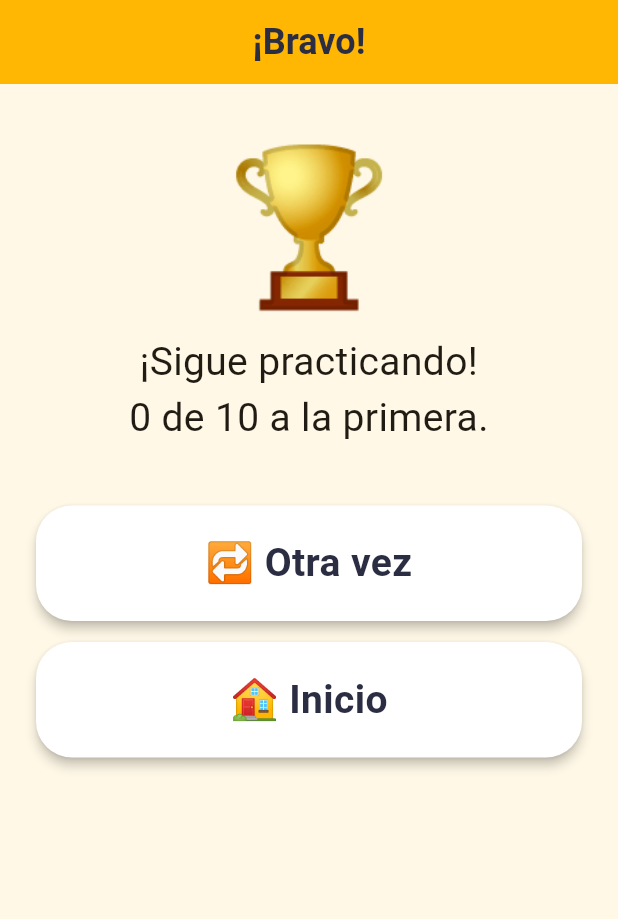
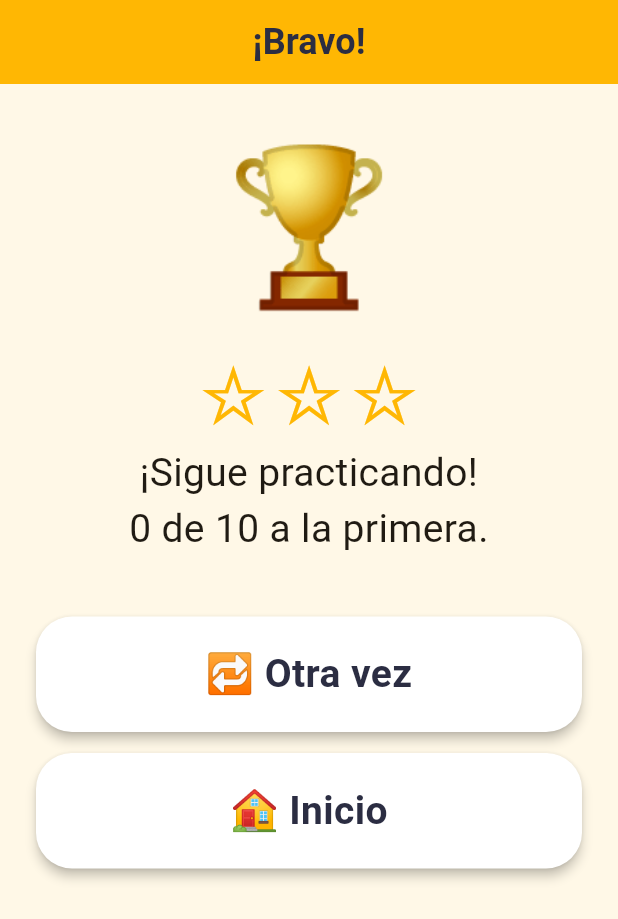
Before and after one commit to VL4N/Infantil, a Flutter app: the ResultScreen screen opened directly with empty values, on a phone screen of 412 x 824 dp. Shown: the top 919 px of the screen. Run offline on Flutter 3.47's test engine with Material 3 defaults, Android fonts, the phone set to English and light mode, and no system bars; our stand-ins replace flutter_tts, google_mobile_ads, in_app_purchase, shared_preferences; accounts and stored records are empty; network calls fail.

Commit message:
Save stars per level and topic, show them in the menu, vary wrong answers
Each game now earns 0-3 stars from first-try answers. The best result per
addition level and English topic is saved and shown on its menu button and
on the result screen. Wrong addition options now include the addends and
values on both sides of the sum, so the right answer is not always the
middle one.

Co-Authored-By: Claude Opus 5.5 <noreply@anthropic.com>
Claude-Session: https://claude.ai/code/session_01GHEmfvE9RiJjtq8QWzqWW1

```diff
--- a/lib/logic/content.dart
+++ b/lib/logic/content.dart
@@ -27,3 +27,7 @@ const topics = [
 ];
 
 const mathLevels = [(5, '🐣 Hasta 5'), (10, '🐥 Hasta 10'), (20, '🦅 Hasta 20')];
+
+/// Claves para guardar el progreso de cada nivel de suma y tema de inglés.
+String mathKey(int max) => 'suma-$max';
+String topicKey(Topic topic) => 'ingles-${topic.key}';
--- a/lib/screens/menu_screen.dart
+++ b/lib/screens/menu_screen.dart
@@ -93,9 +93,10 @@ class MathLevelsScreen extends StatelessWidget {
               BigButton(
                 label: label,
                 locked: !state.canPlayMath(max),
+                stars: state.canPlayMath(max) ? state.bestFor(mathKey(max)) : null,
                 onTap: () => state.canPlayMath(max)
                     ? Navigator.push(context, MaterialPageRoute(
-                        builder: (_) => GameScreen(title: 'Sumar', makeQuestion: (r) => additionQuestion(r, max)),
+                        builder: (_) => GameScreen(title: 'Sumar', progressKey: mathKey(max), makeQuestion: (r) => additionQuestion(r, max)),
                       ))
                     : _lockedTap(context),
               ),
@@ -126,9 +127,10 @@ class EnglishTopicsScreen extends StatelessWidget {
               BigButton(
                 label: topic.label,
                 locked: !state.canPlayTopic(topic.key),
+                stars: state.canPlayTopic(topic.key) ? state.bestFor(topicKey(topic)) : null,
                 onTap: () => state.canPlayTopic(topic.key)
                     ? Navigator.push(context, MaterialPageRoute(
-                        builder: (_) => GameScreen(title: 'Inglés', makeQuestion: (r) => englishQuestion(r, topic)),
+                        builder: (_) => GameScreen(title: 'Inglés', progressKey: topicKey(topic), makeQuestion: (r) => englishQuestion(r, topic)),
                       ))
                     : _lockedTap(context),
               ),
--- a/lib/screens/result_screen.dart
+++ b/lib/screens/result_screen.dart
@@ -6,10 +6,21 @@ import '../services/voice.dart';
 import '../theme.dart';
 
 class ResultScreen extends StatefulWidget {
-  const ResultScreen({super.key, required this.correct, required this.english, required this.playAgain});
+  const ResultScreen({
+    super.key,
+    required this.correct,
+    required this.english,
+    required this.earned,
+    required this.previousBest,
+    required this.playAgain,
+  });
 
   final int correct;
   final bool english;
+
+  /// Estrellas de esta partida (0 a 3) y el mejor resultado que había antes.
+  final int earned;
+  final int previousBest;
   final Widget Function() playAgain;
 
   @override
@@ -37,6 +48,9 @@ class _ResultScreenState extends State<ResultScreen> {
         padding: const EdgeInsets.all(24),
         children: [
           const Center(child: Text('🏆', style: TextStyle(fontSize: 100))),
+          Center(child: StarRating(stars: widget.earned, size: 52)),
+          if (widget.earned > widget.previousBest && widget.previousBest > 0)
+            const Text('¡Nuevo récord!', textAlign: TextAlign.center, style: TextStyle(fontSize: 22, fontWeight: FontWeight.bold)),
           Text(
             '$_message\n${widget.correct} de ${Config.roundsPerGame} a la primera.',
             textAlign: TextAlign.center,
--- a/lib/theme.dart
+++ b/lib/theme.dart
@@ -31,6 +31,7 @@ class BigButton extends StatelessWidget {
     this.textColor = AppColors.ink,
     this.fontSize = 26,
     this.locked = false,
+    this.stars,
     this.padding = const EdgeInsets.symmetric(vertical: 20, horizontal: 16),
   });
 
@@ -40,6 +41,9 @@ class BigButton extends StatelessWidget {
   final Color textColor;
   final double fontSize;
   final bool locked;
+
+  /// Mejor resultado (0 a 3) que se muestra debajo del texto; null = no se muestra.
+  final int? stars;
   final EdgeInsets padding;
 
   @override
@@ -55,12 +59,16 @@ class BigButton extends StatelessWidget {
           onTap: onTap,
           child: Padding(
             padding: padding,
-            child: Center(
-              child: Text(
-                locked ? '$label 🔒' : label,
-                textAlign: TextAlign.center,
-                style: TextStyle(fontSize: fontSize, fontWeight: FontWeight.bold, color: textColor),
-              ),
+            child: Column(
+              mainAxisSize: MainAxisSize.min,
+              children: [
+                Text(
+                  locked ? '$label 🔒' : label,
+                  textAlign: TextAlign.center,
+                  style: TextStyle(fontSize: fontSize, fontWeight: FontWeight.bold, color: textColor),
+                ),
+                if (stars != null) StarRating(stars: stars!),
+              ],
             ),
           ),
         ),
@@ -82,3 +90,17 @@ class StarCounter extends StatelessWidget {
         ),
       );
 }
+
+/// Mejor resultado de un nivel o tema: ★★☆.
+class StarRating extends StatelessWidget {
+  const StarRating({super.key, required this.stars, this.size = 26});
+  final int stars;
+  final double size;
+
+  @override
+  Widget build(BuildContext context) => Text(
+        '★' * stars + '☆' * (3 - stars),
+        semanticsLabel: '$stars de 3 estrellas',
+        style: TextStyle(fontSize: size, color: AppColors.yellow, letterSpacing: 4),
+      );
+}
```
Also changed, not shown: lib/logic/questions.dart (+5 -5 lines), lib/screens/game_screen.dart (+9 -2 lines), lib/services/app_state.dart (+24 -1 lines), 2 other files.
